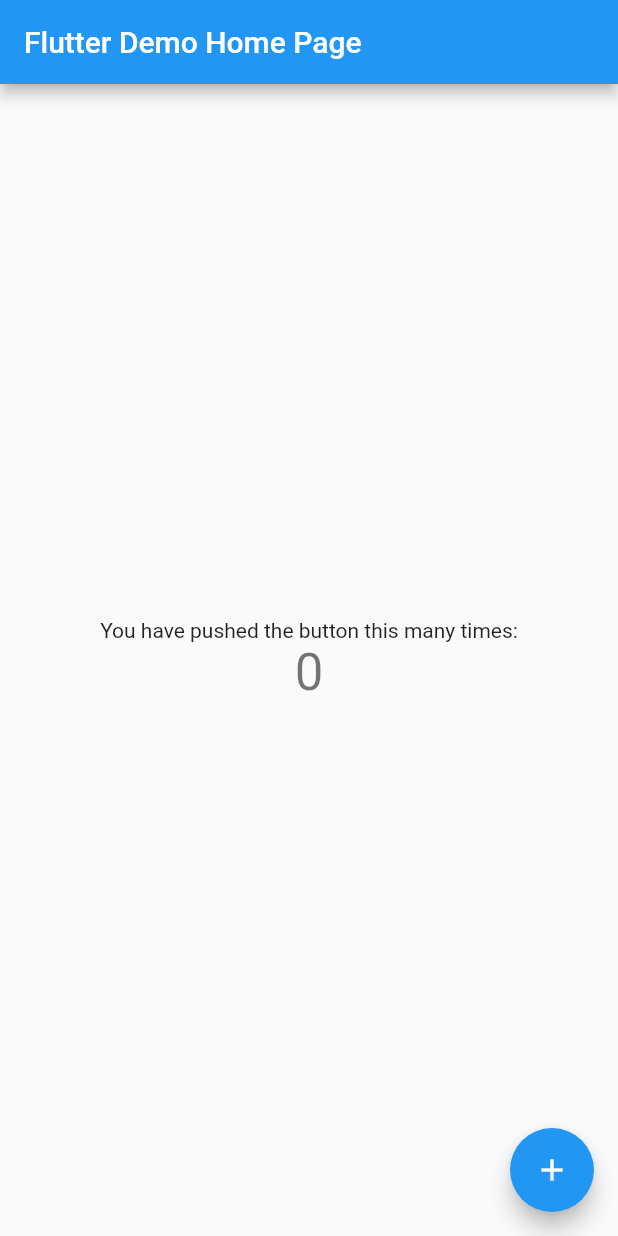
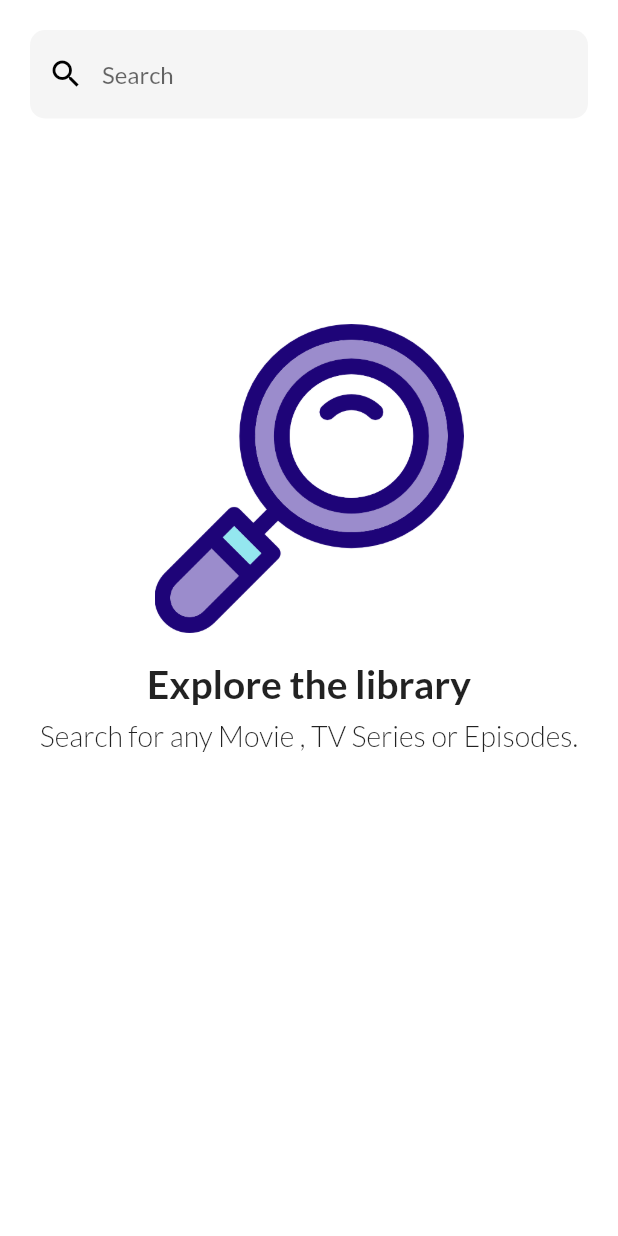
Before and after one commit to adarshbalu/moooviex, a Flutter app: the screen it shows after launch, on a phone screen of 412 x 824 dp. Run offline on Flutter 3.47's test engine with Material 2 defaults, Android fonts, the phone set to English and light mode, and no system bars; our stand-ins replace google_fonts.

Commit message:
Added files and icons

```diff
--- a/lib/main.dart
+++ b/lib/main.dart
@@ -1,117 +1,25 @@
 import 'package:flutter/material.dart';
+import 'package:google_fonts/google_fonts.dart';
+import 'package:moooviex/screens/home/home_screen.dart';
 
 void main() {
   runApp(MyApp());
 }
 
 class MyApp extends StatelessWidget {
-  // This widget is the root of your application.
   @override
   Widget build(BuildContext context) {
     return MaterialApp(
-      title: 'Flutter Demo',
+      debugShowCheckedModeBanner: false,
+      title: 'MooovieX',
+      home: HomeScreen(),
       theme: ThemeData(
-        // This is the theme of your application.
-        //
-        // Try running your application with "flutter run". You'll see the
-        // application has a blue toolbar. Then, without quitting the app, try
-        // changing the primarySwatch below to Colors.green and then invoke
-        // "hot reload" (press "r" in the console where you ran "flutter run",
-        // or simply save your changes to "hot reload" in a Flutter IDE).
-        // Notice that the counter didn't reset back to zero; the application
-        // is not restarted.
-        primarySwatch: Colors.blue,
-        // This makes the visual density adapt to the platform that you run
-        // the app on. For desktop platforms, the controls will be smaller and
-        // closer together (more dense) than on mobile platforms.
-        visualDensity: VisualDensity.adaptivePlatformDensity,
-      ),
-      home: MyHomePage(title: 'Flutter Demo Home Page'),
+          fontFamily: GoogleFonts.lato().fontFamily,
+          scaffoldBackgroundColor: Colors.white,
+          visualDensity: VisualDensity.adaptivePlatformDensity,
+          primaryColor: Colors.white,
+          textTheme:
+              TextTheme().apply(fontFamily: GoogleFonts.lato().fontFamily)),
     );
   }
 }
-
-class MyHomePage extends StatefulWidget {
-  MyHomePage({Key key, this.title}) : super(key: key);
-
-  // This widget is the home page of your application. It is stateful, meaning
-  // that it has a State object (defined below) that contains fields that affect
-  // how it looks.
-
-  // This class is the configuration for the state. It holds the values (in this
-  // case the title) provided by the parent (in this case the App widget) and
-  // used by the build method of the State. Fields in a Widget subclass are
-  // always marked "final".
-
-  final String title;
-
-  @override
-  _MyHomePageState createState() => _MyHomePageState();
-}
-
-class _MyHomePageState extends State<MyHomePage> {
-  int _counter = 0;
-
-  void _incrementCounter() {
-    setState(() {
-      // This call to setState tells the Flutter framework that something has
-      // changed in this State, which causes it to rerun the build method below
-      // so that the display can reflect the updated values. If we changed
-      // _counter without calling setState(), then the build method would not be
-      // called again, and so nothing would appear to happen.
-      _counter++;
-    });
-  }
-
-  @override
-  Widget build(BuildContext context) {
-    // This method is rerun every time setState is called, for instance as done
-    // by the _incrementCounter method above.
-    //
-    // The Flutter framework has been optimized to make rerunning build methods
-    // fast, so that you can just rebuild anything that needs updating rather
-    // than having to individually change instances of widgets.
-    return Scaffold(
-      appBar: AppBar(
-        // Here we take the value from the MyHomePage object that was created by
-        // the App.build method, and use it to set our appbar title.
-        title: Text(widget.title),
-      ),
-      body: Center(
-        // Center is a layout widget. It takes a single child and positions it
-        // in the middle of the parent.
-        child: Column(
-          // Column is also a layout widget. It takes a list of children and
-          // arranges them vertically. By default, it sizes itself to fit its
-          // children horizontally, and tries to be as tall as its parent.
-          //
-          // Invoke "debug painting" (press "p" in the console, choose the
-          // "Toggle Debug Paint" action from the Flutter Inspector in Android
-          // Studio, or the "Toggle Debug Paint" command in Visual Studio Code)
-          // to see the wireframe for each widget.
-          //
-          // Column has various properties to control how it sizes itself and
-          // how it positions its children. Here we use mainAxisAlignment to
-          // center the children vertically; the main axis here is the vertical
-          // axis because Columns are vertical (the cross axis would be
-          // horizontal).
-          mainAxisAlignment: MainAxisAlignment.center,
-          children: <Widget>[
-            Text(
-              'You have pushed the button this many times:',
-            ),
-            Text(
-              '$_counter',
-              style: Theme.of(context).textTheme.headline4,
-            ),
-          ],
-        ),
-      ),
-      floatingActionButton: FloatingActionButton(
-        onPressed: _incrementCounter,
-        tooltip: 'Increment',
-        child: Icon(Icons.add),
-      ), // This trailing comma makes auto-formatting nicer for build methods.
-    );
-  }
-}
--- /dev/null
+++ b/lib/screens/home/home_screen.dart
@@ -0,0 +1,59 @@
+import 'package:flutter/cupertino.dart';
+import 'package:flutter/material.dart';
+import 'package:flutter/painting.dart';
+import 'package:moooviex/utits/constants.dart';
+import 'package:moooviex/widgets/search_box.dart';
+
+class HomeScreen extends StatefulWidget {
+  @override
+  _HomeScreenState createState() => _HomeScreenState();
+}
+
+class _HomeScreenState extends State<HomeScreen> {
+  @override
+  Widget build(BuildContext context) {
+    return Scaffold(
+      body: SafeArea(
+        child: SingleChildScrollView(
+          child: Column(
+            children: <Widget>[
+              Stack(
+                children: <Widget>[
+                  Padding(
+                    padding: const EdgeInsets.all(20.0),
+                    child: SearchBox(),
+                  ),
+                  SizedBox(
+                    height: MediaQuery.of(context).size.height / 4,
+                  ),
+                ],
+              ),
+              Center(
+                child: Container(
+                    margin: EdgeInsets.all(10),
+                    width: MediaQuery.of(context).size.width / 2,
+                    height: MediaQuery.of(context).size.height / 4,
+                    child: Image.asset(kSearchImage)),
+              ),
+              Padding(
+                padding: const EdgeInsets.all(8.0),
+                child: Text(
+                  'Explore the library',
+                  style: kHeading,
+                ),
+              ),
+              Padding(
+                padding: EdgeInsets.fromLTRB(8.0, 0, 8, 8),
+                child: Text(
+                  'Search for any Movie , TV Series or Episodes.',
+                  style: kBodyText,
+                  textAlign: TextAlign.center,
+                ),
+              )
+            ],
+          ),
+        ),
+      ),
+    );
+  }
+}
--- /dev/null
+++ b/lib/services/network.dart
@@ -0,0 +1,19 @@
+import 'dart:convert';
+
+import 'package:http/http.dart' as http;
+
+class NetworkHelper {
+  final String url;
+  NetworkHelper(this.url);
+
+  Future getData() async {
+    http.Response response = await http.get(url);
+
+    if (response.statusCode == 200) {
+      var data = response.body;
+      return jsonDecode(data);
+    } else {
+      print(response.statusCode);
+    }
+  }
+}
--- /dev/null
+++ b/lib/utits/constants.dart
@@ -0,0 +1,9 @@
+import 'package:flutter/cupertino.dart';
+
+const String kApiKey = 'f6131dde';
+
+const String kSearchImage = 'assets/images/search.png';
+
+const TextStyle kHeading = TextStyle(fontSize: 26, fontWeight: FontWeight.w700);
+const TextStyle kBodyText =
+    TextStyle(fontSize: 19, fontWeight: FontWeight.w300);
--- /dev/null
+++ b/lib/widgets/search_box.dart
@@ -0,0 +1,34 @@
+import 'package:flutter/material.dart';
+
+class SearchBox extends StatelessWidget {
+  @override
+  Widget build(BuildContext context) {
+    return Container(
+      alignment: Alignment.center,
+      color: Colors.white,
+      child: TextField(
+        decoration: InputDecoration(
+          fillColor: Colors.grey.shade100,
+          filled: true,
+          prefixIcon: Icon(
+            Icons.search,
+            color: Colors.black,
+          ),
+          hintText: 'Search',
+          border: OutlineInputBorder(
+            borderRadius: BorderRadius.all(Radius.circular(10.0)),
+            borderSide: BorderSide(color: Colors.transparent),
+          ),
+          focusedBorder: OutlineInputBorder(
+            borderRadius: BorderRadius.all(Radius.circular(10.0)),
+            borderSide: BorderSide(color: Colors.transparent),
+          ),
+          enabledBorder: OutlineInputBorder(
+            borderRadius: BorderRadius.all(Radius.circular(10.0)),
+            borderSide: BorderSide(color: Colors.transparent),
+          ),
+        ),
+      ),
+    );
+  }
+}
```
Also changed, not shown: pubspec.yaml (+5 -2 lines), assets/images/search.png (added), pubspec.lock, 6 other files.
